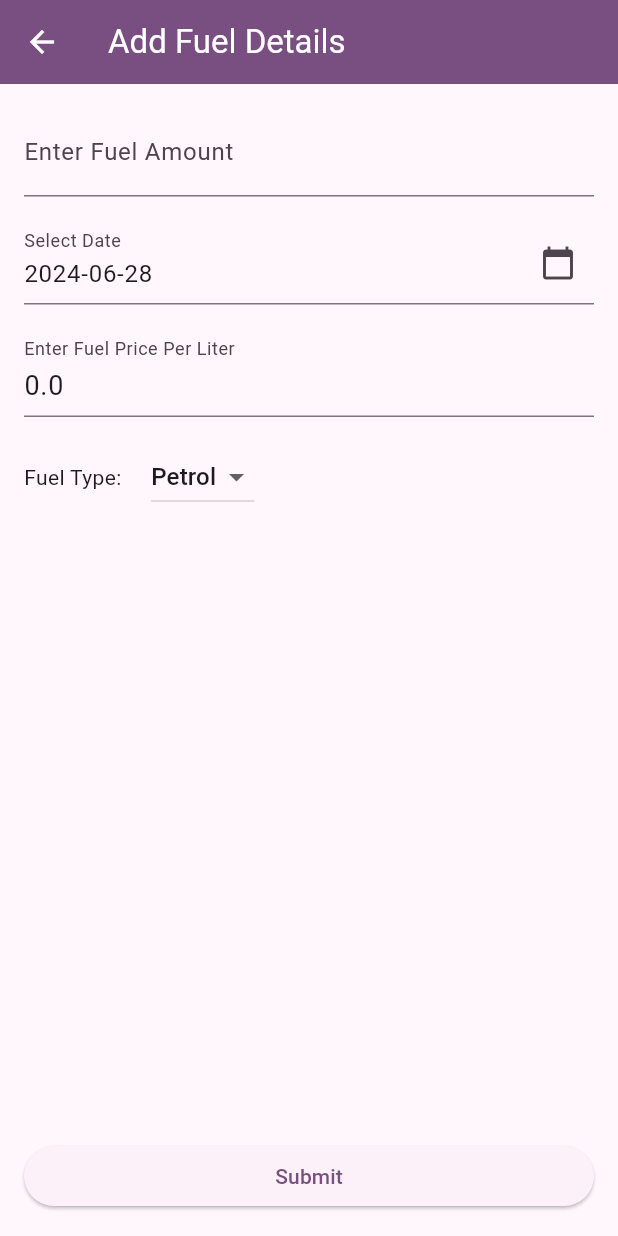
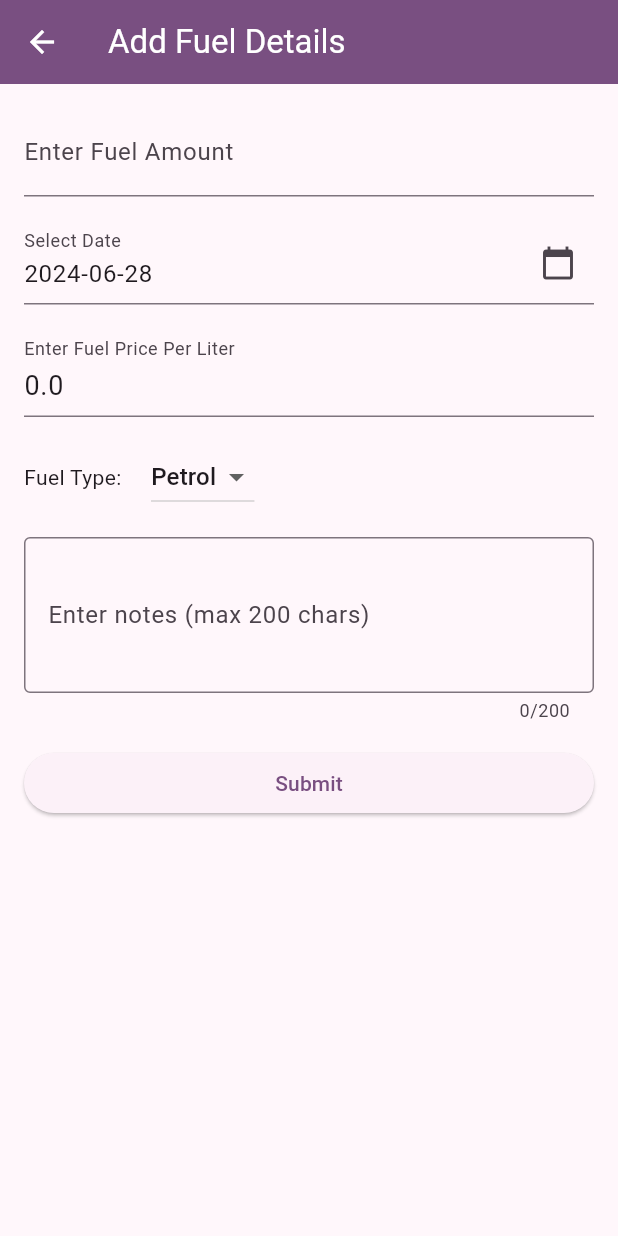
Before and after one commit to sush562/petrolin, a Flutter app: the AddPetrolDetailsScreen screen opened directly, on a phone screen of 412 x 824 dp. Run offline on Flutter 3.47's test engine with Material 3 defaults, Android fonts, the phone set to English and light mode, and no system bars; our stand-ins replace flutter_riverpod, sqflite; accounts and stored records are empty.

Commit message:
Feature: Adding notes section

```diff
--- a/lib/data/mapper/fuel_entry_mapper.dart
+++ b/lib/data/mapper/fuel_entry_mapper.dart
@@ -4,12 +4,12 @@ import 'package:petrolin/domain/model/fuel_entry.dart';
 class FuelEntryMapper {
   static FuelEntry transformToModel(final FuelEntryEntity data) {
     return FuelEntry(
-      id: data[FuelEntry.columnId],
-      fuelCost: data[FuelEntry.columnFuelCost],
-      fuelType: data[FuelEntry.columnFuelType],
-      entryTime: DateTime.parse(data[FuelEntry.columnEntryTime]),
-      fuelPerLiterCost: data[FuelEntry.columnFuelPerLiterCost],
-    );
+        id: data[FuelEntry.columnId],
+        fuelCost: data[FuelEntry.columnFuelCost],
+        fuelType: data[FuelEntry.columnFuelType],
+        entryTime: DateTime.parse(data[FuelEntry.columnEntryTime]),
+        fuelPerLiterCost: data[FuelEntry.columnFuelPerLiterCost],
+        notes: data[FuelEntry.columnNotes] ?? "");
   }
 
   static FuelEntryEntity transformToMap(final FuelEntry data) {
@@ -19,6 +19,7 @@ class FuelEntryMapper {
       FuelEntry.columnFuelType: data.fuelType,
       FuelEntry.columnEntryTime: data.entryTime.toIso8601String(),
       FuelEntry.columnFuelPerLiterCost: data.fuelPerLiterCost,
+      FuelEntry.columnNotes: data.notes
     };
   }
 
--- a/lib/presentation/view/add_fuel_details.dart
+++ b/lib/presentation/view/add_fuel_details.dart
@@ -24,6 +24,7 @@ class _AddPetrolDetailsScreen extends ConsumerState<AddPetrolDetailsScreen> {
       TextEditingController();
   final TextEditingController _amountFuelPriceLiterEditingController =
       TextEditingController();
+  final TextEditingController _notesTextController = TextEditingController();
   late AddFuelDetailViewModel _addFuelDetailViewModel;
   bool _isLoading = true;
   double _fuelPricePerLiter = 0.0;
@@ -62,6 +63,7 @@ class _AddPetrolDetailsScreen extends ConsumerState<AddPetrolDetailsScreen> {
     if (existingEntry != null) {
       setState(() {
         _amountEditingController.text = existingEntry.fuelCost.toString();
+        _notesTextController.text = existingEntry.notes;
         _selectedDate = existingEntry.entryTime;
         _dateController.text = "${_selectedDate.toLocal()}".split(' ')[0];
         _selectedFuelType = existingEntry.fuelType;
@@ -102,6 +104,7 @@ class _AddPetrolDetailsScreen extends ConsumerState<AddPetrolDetailsScreen> {
   @override
   Widget build(BuildContext context) {
     return Scaffold(
+      resizeToAvoidBottomInset: true,
       appBar: AppBar(
         backgroundColor: Theme.of(context).colorScheme.primary,
         iconTheme: const IconThemeData(color: Colors.white),
@@ -121,7 +124,8 @@ class _AddPetrolDetailsScreen extends ConsumerState<AddPetrolDetailsScreen> {
       ),
       body: _isLoading
           ? const Center(child: CircularProgressIndicator())
-          : Form(
+          : SingleChildScrollView(
+              child: Form(
                 key: _formKey,
                 child: Padding(
                   padding: const EdgeInsets.all(16),
@@ -198,7 +202,20 @@ class _AddPetrolDetailsScreen extends ConsumerState<AddPetrolDetailsScreen> {
                               }),
                         ],
                       ),
-                    const Spacer(),
+                      const SizedBox(height: 16),
+                      TextField(
+                        controller: _notesTextController,
+                        maxLines: 3,
+                        maxLength: 200,
+                        inputFormatters: [
+                          LengthLimitingTextInputFormatter(200),
+                        ],
+                        decoration: const InputDecoration(
+                          border: OutlineInputBorder(),
+                          labelText: 'Enter notes (max 200 chars)',
+                        ),
+                      ),
+                      const SizedBox(height: 16.0),
                       SizedBox(
                         width: double.infinity,
                         child: ElevatedButton(
@@ -214,6 +231,7 @@ class _AddPetrolDetailsScreen extends ConsumerState<AddPetrolDetailsScreen> {
                   ),
                 ),
               ),
+            ),
     );
   }
 
@@ -224,13 +242,15 @@ class _AddPetrolDetailsScreen extends ConsumerState<AddPetrolDetailsScreen> {
           double.parse(_amountEditingController.text),
           _selectedDate,
           _selectedFuelType,
-          double.parse(_amountFuelPriceLiterEditingController.text));
+          double.parse(_amountFuelPriceLiterEditingController.text),
+          _notesTextController.text);
     } else {
       await _addFuelDetailViewModel.addNewFuelEntry(
           double.parse(_amountEditingController.text),
           _selectedDate,
           _selectedFuelType,
-          double.parse(_amountFuelPriceLiterEditingController.text));
+          double.parse(_amountFuelPriceLiterEditingController.text),
+          _notesTextController.text);
     }
     Navigator.pop(context);
   }
--- a/lib/presentation/view/home.dart
+++ b/lib/presentation/view/home.dart
@@ -45,6 +45,7 @@ class HomeScreen extends ConsumerWidget {
                 fontWeight: FontWeight.bold,
               ),
             ),
+            const SizedBox(height: 16),
             viewmodel.when(
               data: (cost) => Text(
                 "Your total expenditure of Fuel till date is Rs $cost",
@@ -55,7 +56,9 @@ class HomeScreen extends ConsumerWidget {
               error: (e, __) => const Text('Error'),
               loading: () => const Text('Fetching total fuel cost...'),
             ),
-            Center(
+            const SizedBox(height: 16),
+            SizedBox(
+              width: double.infinity,
               child: ElevatedButton(
                 onPressed: () {
                   Navigator.push(
--- a/lib/presentation/viewmodel/add_fuel_details_viewmodel.dart
+++ b/lib/presentation/viewmodel/add_fuel_details_viewmodel.dart
@@ -24,7 +24,7 @@ class AddFuelDetailViewModel {
   FuelPricePerLiter? dieselPerLiterPrice = null;
 
   Future<int> addNewFuelEntry(double fuelCost, DateTime currentTime,
-      String fuelType, double fuelPerLiterCost) async {
+      String fuelType, double fuelPerLiterCost, String notes) async {
     final AddNewFuelEntryUseCase prov =
         _ref.read(addNewFuelEntryUseCaseProvider);
     if (fuelType == petrol) {
@@ -74,8 +74,9 @@ class AddFuelDetailViewModel {
         }
       }
     }
-    final result =
-        await prov.execute(fuelCost, fuelType, currentTime, fuelPerLiterCost);
+    final FuelEntry entry = _getAddFuelEntryData(
+        fuelCost, currentTime, fuelType, fuelPerLiterCost, notes);
+    final result = await prov.execute(entry);
     _ref.read(homeViewModelNotifierProvider.notifier).updateValue();
     return result;
   }
@@ -90,19 +91,36 @@ class AddFuelDetailViewModel {
     return price;
   }
 
-  Future<void> updateFuelEntry(int id, double fuelCost, DateTime currentTime,
-      String fuelType, double fuelPerLiterCost) async {
+  Future<void> updateFuelEntry(int? id, double fuelCost, DateTime currentTime,
+      String fuelType, double fuelPerLiterCost, String notes) async {
     final UpdateFuelEntryUseCase prov =
         _ref.read(getUpdateFuelEntryUseCaseProvider);
-    final FuelEntry entry = FuelEntry(
+    final FuelEntry entry = _getFuelEntryData(
+        id, fuelCost, currentTime, fuelType, fuelPerLiterCost, notes);
+    await prov.execute(entry);
+    _ref.read(fuelEntryListViewmodelNotifier.notifier).updateValue();
+    _ref.read(homeViewModelNotifierProvider.notifier).updateValue();
+  }
+
+  FuelEntry _getFuelEntryData(int? id, double fuelCost, DateTime currentTime,
+      String fuelType, double fuelPerLiterCost, String notes) {
+    return FuelEntry(
         id: id,
         fuelCost: fuelCost,
         fuelType: fuelType,
         entryTime: currentTime,
-        fuelPerLiterCost: fuelPerLiterCost);
-    await prov.execute(entry);
-    _ref.read(fuelEntryListViewmodelNotifier.notifier).updateValue();
-    _ref.read(homeViewModelNotifierProvider.notifier).updateValue();
+        fuelPerLiterCost: fuelPerLiterCost,
+        notes: notes);
+  }
+
+  FuelEntry _getAddFuelEntryData(double fuelCost, DateTime currentTime,
+      String fuelType, double fuelPerLiterCost, String notes) {
+    return FuelEntry(
+        fuelCost: fuelCost,
+        fuelType: fuelType,
+        entryTime: currentTime,
+        fuelPerLiterCost: fuelPerLiterCost,
+        notes: notes);
   }
 
   Future<void> deleteEntry(int id) async {
```
Also changed, not shown: lib/domain/usecase/add_new_fuel_entry_usecase.dart (+3 -11 lines). Lines whose indentation alone changed are shown as unchanged.
